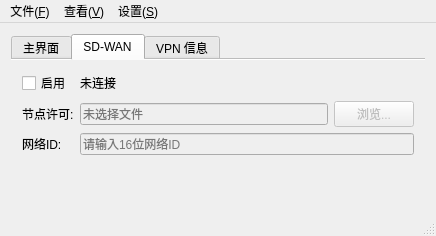
Above: src/dialog/mainwindow.ui from Cxiyuan/sslvpn before the change. Below: the same form after it.
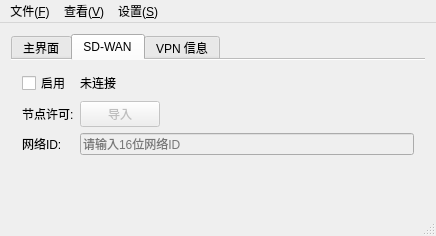
That is the form after the change. The open tabs and pages were chosen to show the change. Icons and pictures are not drawn.

Commit message:
refactor: 简化节点许可导入流程
- 将"浏览"按钮改为"导入"按钮
- 移除节点许可路径显示和保存
- 导入时直接复制到planet文件
- 提示用户原文件可删除
- 这是一次性操作，不保存文件路径

🤖 Generated with [Qoder][https://qoder.com]

```diff
--- a/src/dialog/mainwindow.ui
+++ b/src/dialog/mainwindow.ui
@@ -202,31 +202,14 @@
            </widget>
           </item>
           <item row="1" column="1">
-           <layout class="QHBoxLayout" name="horizontalLayout_nodeLicense">
-            <item>
-             <widget class="QLineEdit" name="nodeLicensePathEdit">
-              <property name="enabled">
-               <bool>false</bool>
-              </property>
-              <property name="readOnly">
-               <bool>true</bool>
-              </property>
-              <property name="placeholderText">
-               <string>未选择文件</string>
-              </property>
-             </widget>
-            </item>
-            <item>
-             <widget class="QPushButton" name="nodeLicenseBrowseButton">
+           <widget class="QPushButton" name="nodeLicenseImportButton">
               <property name="enabled">
                <bool>false</bool>
               </property>
               <property name="text">
-               <string>浏览...</string>
-              </property>
-             </widget>
-            </item>
-           </layout>
+             <string>导入</string>
+            </property>
+           </widget>
           </item>
           <item row="2" column="0">
            <widget class="QLabel" name="networkIdLabelText">
```
Lines whose indentation alone changed are shown as unchanged. The commit also changes 2 other files.
